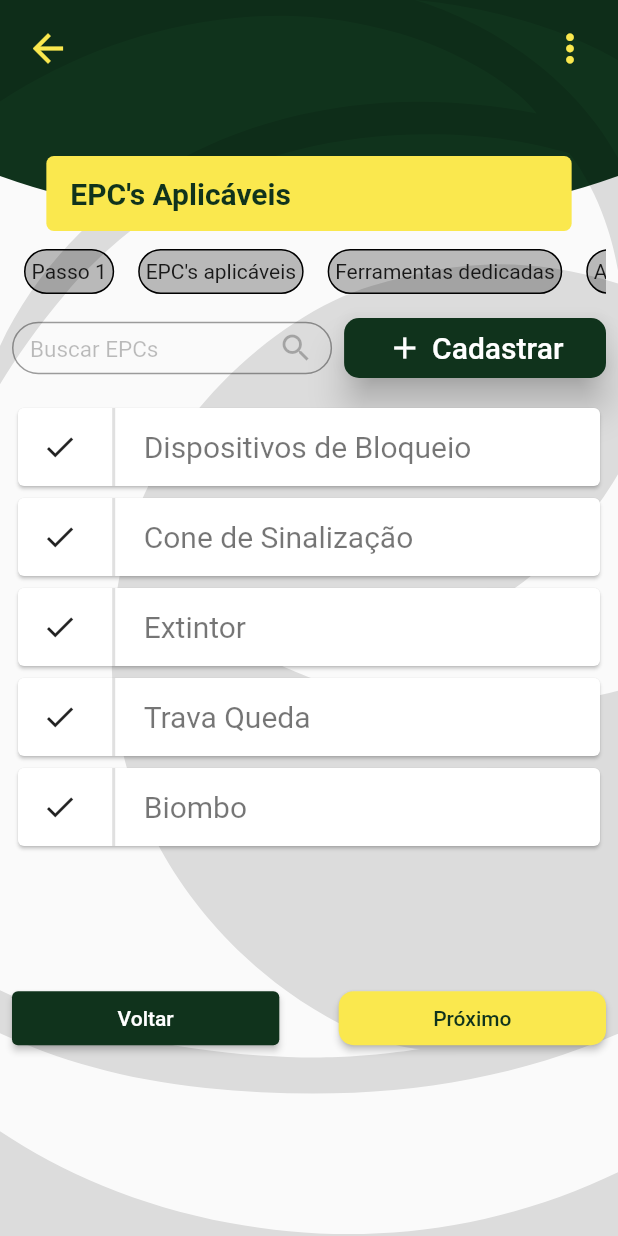
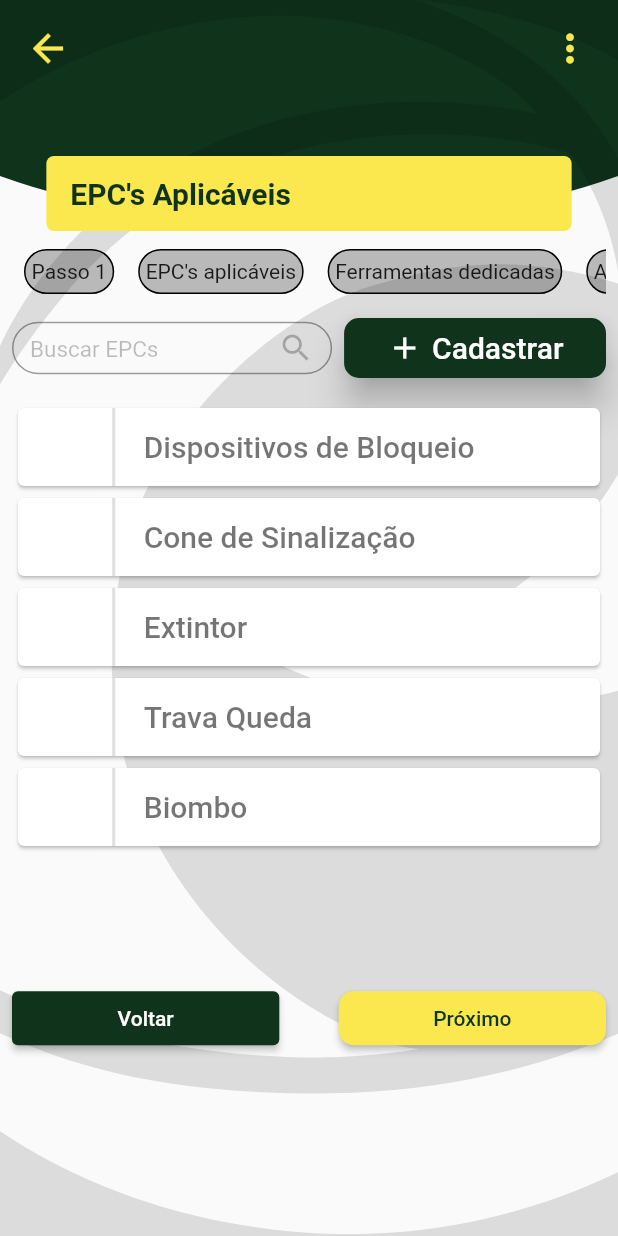
Before and after one commit to lutzzdias/eldorado-ui, a Flutter app: the screen it shows after launch, on a phone screen of 412 x 824 dp. Run offline on Flutter 3.47's test engine with Material 2 defaults, Android fonts, the phone set to English and light mode, and no system bars; our stand-ins replace flutter_svg.

Commit message:
Implement multiple selected items state management

```diff
--- a/lib/src/app.dart
+++ b/lib/src/app.dart
@@ -1,5 +1,5 @@
 import 'package:eldorado/src/common/default_background.dart';
-import 'package:eldorado/src/features/epc/register_epc_screen.dart';
+import 'package:eldorado/src/features/epc/presentation/register_epc_screen.dart';
 import 'package:eldorado/src/features/listing/listing_screen.dart';
 import 'package:eldorado/src/features/login/login_screen.dart';
 import 'package:flutter/material.dart';
--- a/lib/src/common/multiple_selection_list_view.dart
+++ b/lib/src/common/multiple_selection_list_view.dart
@@ -1,8 +1,10 @@
 import 'package:eldorado/src/constants/app_sizes.dart';
+import 'package:eldorado/src/constants/custom_colors.dart';
+import 'package:eldorado/src/features/epc/domain/list_option.dart';
 import 'package:flutter/material.dart';
 
-class MultipleSelectionListView extends StatelessWidget {
-  final List<String> items;
+class MultipleSelectionListView extends StatefulWidget {
+  final List<ListOption> items;
   final double percentageHeight;
 
   const MultipleSelectionListView({
@@ -11,22 +13,51 @@ class MultipleSelectionListView extends StatelessWidget {
     this.percentageHeight = .45,
   });
 
-  // TODO: Implement selection logic and state management of selection
+  @override
+  State<MultipleSelectionListView> createState() =>
+      _MultipleSelectionListViewState();
+}
 
+class _MultipleSelectionListViewState extends State<MultipleSelectionListView> {
+  List<ListOption> selected = [];
   @override
   Widget build(BuildContext context) {
     return SizedBox(
-      height: MediaQuery.of(context).size.height * percentageHeight,
+      height: MediaQuery.of(context).size.height * widget.percentageHeight,
       child: ListView.builder(
-        itemCount: items.length,
-        itemBuilder: (context, index) => SizedBox(
+        itemCount: widget.items.length,
+        itemBuilder: (context, index) => GestureDetector(
+          onTap: () {
+            if (selected.any(
+              (element) => element.id == widget.items[index].id,
+            )) {
+              setState(() {
+                selected.removeWhere(
+                    (element) => element.id == widget.items[index].id);
+              });
+            } else {
+              setState(() {
+                selected.add(widget.items[index]);
+              });
+            }
+          },
+          child: SizedBox(
             height: 60,
             child: Card(
+              color: selected.any((item) => item.id == widget.items[index].id)
+                  ? CustomColors.lightGreen
+                  : Colors.white,
               child: Row(
                 children: [
-                const Expanded(
+                  Expanded(
                     flex: 15,
-                  child: Icon(Icons.check),
+                    child: Icon(
+                      Icons.check,
+                      color: selected
+                              .any((item) => item.id == widget.items[index].id)
+                          ? CustomColors.darkGreen
+                          : Colors.transparent,
+                    ),
                   ),
                   const VerticalDivider(
                     color: Colors.black12,
@@ -35,12 +66,17 @@ class MultipleSelectionListView extends StatelessWidget {
                   Expanded(
                     flex: 85,
                     child: Padding(
-                    padding: const EdgeInsets.symmetric(horizontal: Sizes.p12),
+                      padding:
+                          const EdgeInsets.symmetric(horizontal: Sizes.p12),
                       child: Text(
-                      items[index],
-                      style: const TextStyle(
-                        color: Colors.black54,
+                        widget.items[index].name,
+                        style: TextStyle(
+                          color: selected.any(
+                                  (item) => item.id == widget.items[index].id)
+                              ? CustomColors.darkGreen
+                              : Colors.black54,
                           fontSize: 20,
+                          fontWeight: FontWeight.w500,
                         ),
                       ),
                     ),
@@ -50,6 +86,7 @@ class MultipleSelectionListView extends StatelessWidget {
             ),
           ),
         ),
+      ),
     );
   }
 }
--- a/lib/src/constants/custom_colors.dart
+++ b/lib/src/constants/custom_colors.dart
@@ -2,6 +2,7 @@ import 'package:flutter/painting.dart';
 
 class CustomColors {
   static const darkGreen = Color(0xFF10331c);
+  static const lightGreen = Color(0xFFa1d875);
   static const yellow = Color(0xFFfae84e);
   static const lightYellow = Color(0xFFe4e9b7);
   static const gray = Color(0xFFd9d9d9);
--- /dev/null
+++ b/lib/src/features/epc/domain/list_option.dart
@@ -0,0 +1,6 @@
+class ListOption {
+  final String id;
+  final String name;
+
+  const ListOption({required this.id, required this.name});
+}
--- a/lib/src/features/epc/register_epc_screen.dart
+++ b/lib/src/features/epc/presentation/register_epc_screen.dart
@@ -7,7 +7,8 @@ import 'package:eldorado/src/common/header.dart';
 import 'package:eldorado/src/common/search_field.dart';
 import 'package:eldorado/src/constants/app_sizes.dart';
 import 'package:eldorado/src/constants/custom_colors.dart';
-import 'package:eldorado/src/features/epc/horizontal_list_view.dart';
+import 'package:eldorado/src/features/epc/domain/list_option.dart';
+import 'package:eldorado/src/features/epc/presentation/horizontal_list_view.dart';
 import 'package:flutter/material.dart';
 
 class RegisterEpcScreen extends StatelessWidget {
@@ -21,12 +22,12 @@ class RegisterEpcScreen extends StatelessWidget {
     'Last step',
   ];
 
-  final List<String> epcs = [
-    'Dispositivos de Bloqueio',
-    'Cone de Sinalização',
-    'Extintor',
-    'Trava Queda',
-    'Biombo',
+  final List<ListOption> epcs = [
+    const ListOption(id: '0', name: 'Dispositivos de Bloqueio'),
+    const ListOption(id: '1', name: 'Cone de Sinalização'),
+    const ListOption(id: '2', name: 'Extintor'),
+    const ListOption(id: '3', name: 'Trava Queda'),
+    const ListOption(id: '4', name: 'Biombo'),
   ];
 
   @override
```
Also changed, not shown: lib/src/features/epc/presentation/horizontal_list_view.dart (renamed from lib/src/features/epc/horizontal_list_view.dart). Lines whose indentation alone changed are shown as unchanged.
